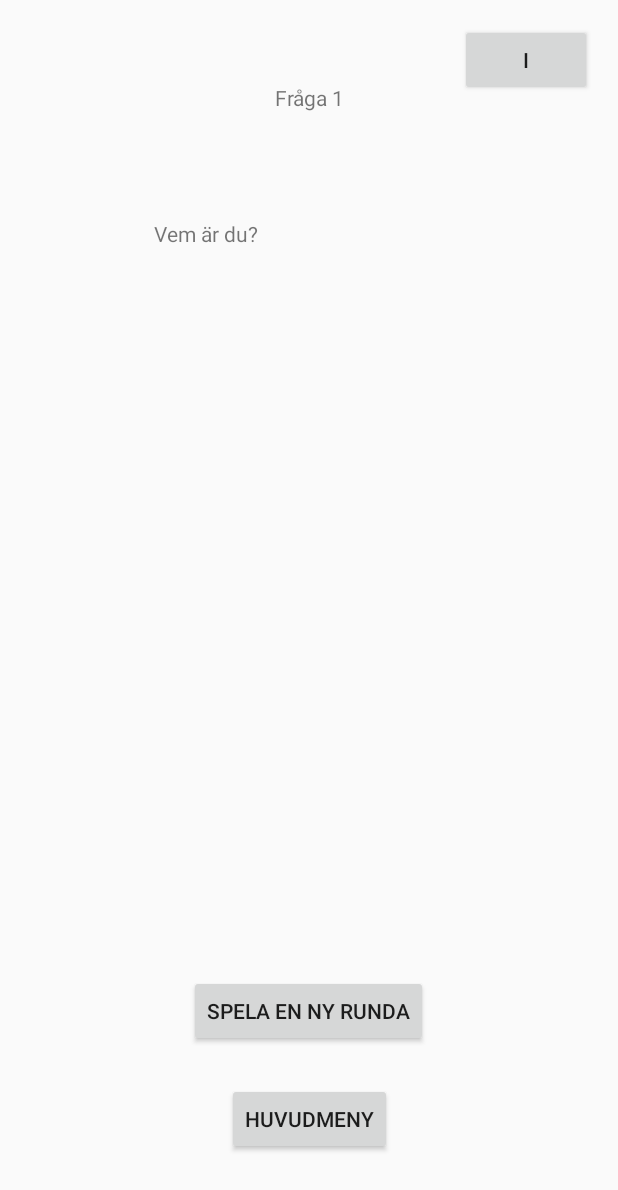
After one commit to gunnarsdotter/pandorasApp, an Android app: the layout questionpage.xml on its own in the app's theme, with its tools: preview values and no code run, on a phone screen of 412 x 824 dp. The commit adds this screen. Shown: the top 1190 px of the screen. Run offline under Robolectric (Android 15) with nearby library versions, the phone set to English and light mode, and no system bars.

```diff
--- /dev/null
+++ b/app/src/main/res/layout/questionpage.xml
@@ -0,0 +1,71 @@
+<?xml version="1.0" encoding="utf-8"?>
+<android.support.constraint.ConstraintLayout xmlns:android="http://schemas.android.com/apk/res/android"
+    xmlns:app="http://schemas.android.com/apk/res-auto"
+    xmlns:tools="http://schemas.android.com/tools"
+    android:layout_width="match_parent"
+    android:layout_height="match_parent"
+    tools:layout_editor_absoluteY="81dp">
+
+    <Button
+        android:id="@+id/button3"
+        android:layout_width="wrap_content"
+        android:layout_height="wrap_content"
+        android:layout_marginBottom="82dp"
+        android:layout_marginEnd="17dp"
+        android:layout_marginTop="16dp"
+        android:text="@string/info"
+        app:layout_constraintBottom_toTopOf="@+id/textView3"
+        app:layout_constraintEnd_toEndOf="parent"
+        app:layout_constraintStart_toEndOf="@+id/textView2"
+        app:layout_constraintTop_toTopOf="parent" />
+
+    <Button
+        android:id="@+id/button4"
+        android:layout_width="wrap_content"
+        android:layout_height="wrap_content"
+        android:layout_marginBottom="24dp"
+        android:layout_marginStart="23dp"
+        android:onClick="openAddQuestion"
+        android:text="@string/new_game"
+        app:layout_constraintBottom_toTopOf="@+id/button5"
+        app:layout_constraintStart_toStartOf="@+id/textView3"
+        app:layout_constraintTop_toBottomOf="@+id/textView2" />
+
+    <Button
+        android:id="@+id/button5"
+        android:layout_width="wrap_content"
+        android:layout_height="wrap_content"
+        android:layout_marginBottom="54dp"
+        android:layout_marginEnd="24dp"
+        android:onClick="openStartsida"
+        android:text="@string/main"
+        app:layout_constraintBottom_toBottomOf="parent"
+        app:layout_constraintEnd_toEndOf="@+id/button4"
+        app:layout_constraintTop_toBottomOf="@+id/button4" />
+
+    <TextView
+        android:id="@+id/textView2"
+        android:layout_width="0dp"
+        android:layout_height="0dp"
+        android:layout_marginBottom="221dp"
+        android:layout_marginEnd="22dp"
+        android:layout_marginStart="127dp"
+        android:layout_marginTop="55dp"
+        android:text="@string/rubric_question"
+        android:textAlignment="center"
+        app:layout_constraintBottom_toTopOf="@+id/button4"
+        app:layout_constraintEnd_toStartOf="@+id/button3"
+        app:layout_constraintStart_toStartOf="parent"
+        app:layout_constraintTop_toTopOf="parent" />
+
+    <TextView
+        android:id="@+id/textView3"
+        android:layout_width="207dp"
+        android:layout_height="0dp"
+        android:layout_marginBottom="230dp"
+        android:text="@string/question"
+        app:layout_constraintBottom_toBottomOf="parent"
+        app:layout_constraintEnd_toEndOf="parent"
+        app:layout_constraintStart_toStartOf="parent"
+        app:layout_constraintTop_toBottomOf="@+id/button3" />
+</android.support.constraint.ConstraintLayout>
```
Also changed, not shown: app/src/main/java/com/example/student/pandoras/Startsida.java (+12 -0 lines), app/src/main/res/layout/add_questionpage.xml (added, +69 -0 lines), app/src/main/res/layout/startsida.xml (+44 -4 lines), 1 other file.
